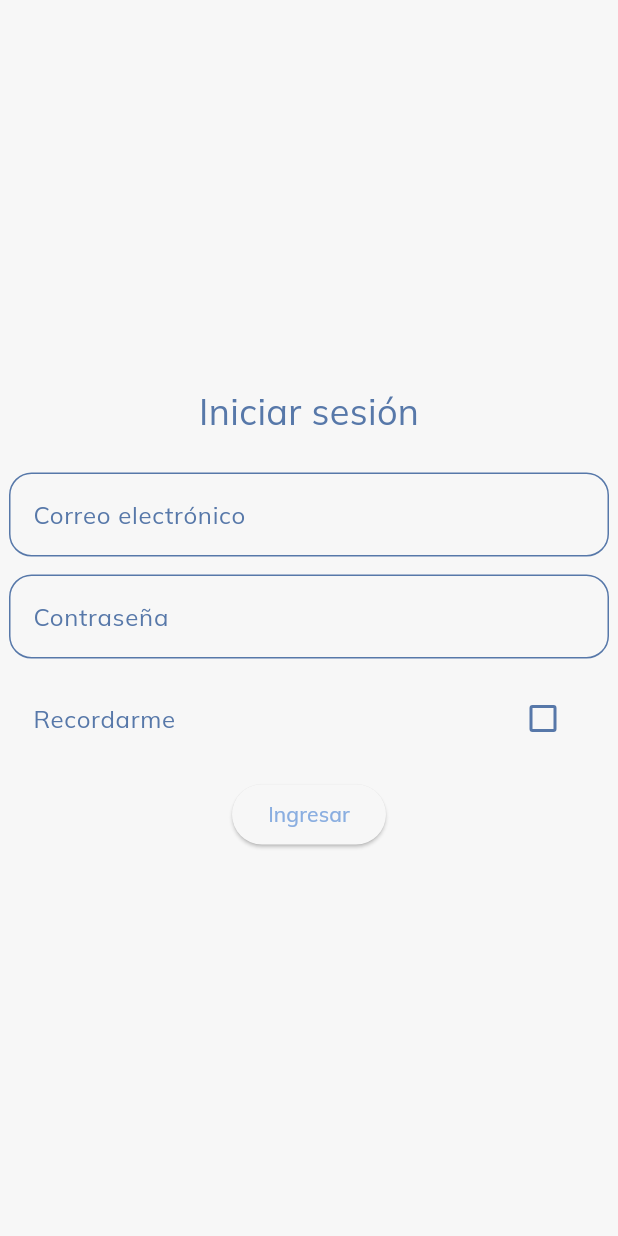
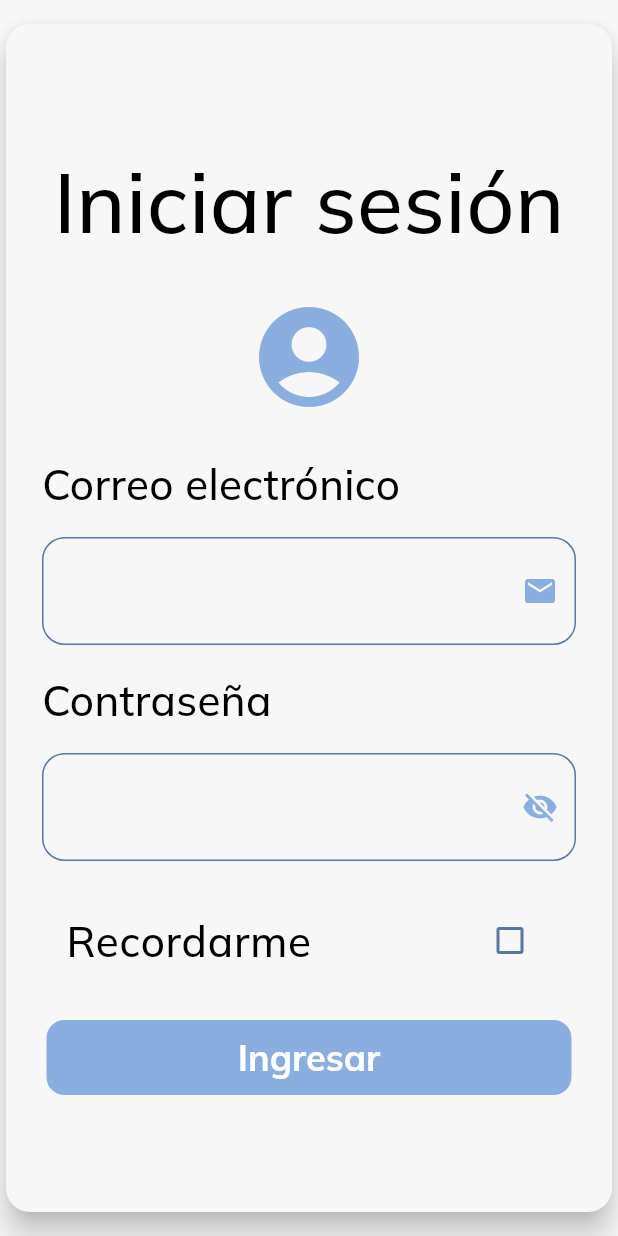
Before and after one commit to KendrickBarrios/digiclinic-experiment, a Flutter app: the screen it shows after launch, on a phone screen of 412 x 824 dp. Run offline on Flutter 3.47's test engine with Material 3 defaults, Android fonts, the phone set to English and light mode, and no system bars; our stand-ins replace flutter_secure_storage, shared_preferences.

Commit message:
created new version to test theme

```diff
--- a/lib/views/login_view.dart
+++ b/lib/views/login_view.dart
@@ -1,6 +1,9 @@
 import 'package:flutter/material.dart';
 import 'package:provider/provider.dart';
 
+import 'package:digiclinic_experiment/theme/app_colors.dart';
+import 'package:digiclinic_experiment/theme/app_text_styles.dart';
+import 'package:digiclinic_experiment/widgets/inputs/app_text_field.dart';
 import 'package:digiclinic_experiment/viewmodels/auth/auth_view_model.dart';
 import 'package:digiclinic_experiment/viewmodels/auth/auth_status.dart';
 
@@ -13,55 +16,103 @@ class LoginView extends StatefulWidget {
 }
 
 class _LoginViewState extends State<LoginView> {
+
   final _emailController = TextEditingController();
   final _passwordController = TextEditingController();
+
+  final _emailFocus = FocusNode();
+  final _passwordFocus = FocusNode();
+
+  bool _obscurePassword = true;
   bool _rememberMe = false;
+
+  @override
+  void initState() {
+    super.initState();
+    _emailFocus.addListener(() => setState(() {}));
+    _passwordFocus.addListener(() => setState(() {}));
+  }
+
+  @override
+  void dispose() {
+    _emailController.dispose();
+    _passwordController.dispose();
+    _emailFocus.dispose();
+    _emailFocus.dispose();
+    super.dispose();
+  }
 
   @override
   Widget build(BuildContext context) {
     final auth = context.watch<AuthViewModel>();
+    final scheme = Theme.of(context).colorScheme;
 
     return Scaffold(
       body: Center(
         child: ConstrainedBox(
-          constraints: const BoxConstraints(maxWidth: 400),
+          constraints: const BoxConstraints(minWidth: 800, maxHeight: 800),
+          child: Card(
+            elevation: 8,
+            shape: RoundedRectangleBorder(
+              borderRadius: BorderRadius.circular(16)
+            ),
+            child: Padding(
+              padding: const EdgeInsets.all(24),
               child: Column(
                 mainAxisAlignment: MainAxisAlignment.center,
+                crossAxisAlignment: CrossAxisAlignment.center,
                 children: [
                   const Text(
                     'Iniciar sesión',
-                style: TextStyle(fontSize: 24),
+                    style: AppTextStyles.headlineRegular,
                   ),
 
                   const SizedBox(height: 24),
 
-              TextField(
-                controller: _emailController,
-                decoration: const InputDecoration(labelText: 'Correo electrónico'),
+                  const Icon(
+                    Icons.account_circle,
+                    color: AppColors.midDarkBlue,
+                    size: 80.0,
                   ),
 
-              const SizedBox(height: 12),
+                  const SizedBox(height: 24),
 
-              TextField(
+                  AppTextField(
+                    maxWidth: 500,
+                    label: 'Correo electrónico',
+                    controller: _emailController,
+                    icon: Icons.mail
+                  ),
+
+                  const SizedBox(height: 16),
+
+                  AppTextField(
+                    maxWidth: 500,
+                    label: 'Contraseña',
                     controller: _passwordController,
                     obscureText: true,
-                decoration: InputDecoration(labelText: 'Contraseña'),
+                    showVisibilityToggle: true,
                   ),
 
-              const SizedBox(height: 12),
+                  const SizedBox(height: 24),
 
-              CheckboxListTile(
+                  ConstrainedBox(
+                    constraints: BoxConstraints(maxWidth: 500),
+                    child: CheckboxListTile(
                       value: _rememberMe,
                       onChanged: (v) => setState(() => _rememberMe = v ?? false),
-                title: const Text('Recordarme'),
+                      title: const Text('Recordarme', style: AppTextStyles.inputLabel,),
+                    ),
                   ),
 
-              const SizedBox(height: 12),
+                  const SizedBox(height: 24),
 
-              ElevatedButton(
+                  SizedBox(
+                    width: 350,
+                    height: 50,
+                    child: FilledButton(
                       onPressed: auth.status == AuthStatus.loading
-                  ? null
-                  : () {
+                        ? null : () {
                           auth.login(
                             email: _emailController.text,
                             password: _passwordController.text,
@@ -69,6 +120,7 @@ class _LoginViewState extends State<LoginView> {
                           );
                         },
                       child: const Text('Ingresar'),
+                    ),
                   ),
 
                   if (auth.status == AuthStatus.error)
@@ -80,6 +132,8 @@ class _LoginViewState extends State<LoginView> {
                       )
                     )
                 ],
+              ),
+            ),
           )
         )
       )
```
Lines whose indentation alone changed are shown as unchanged.
